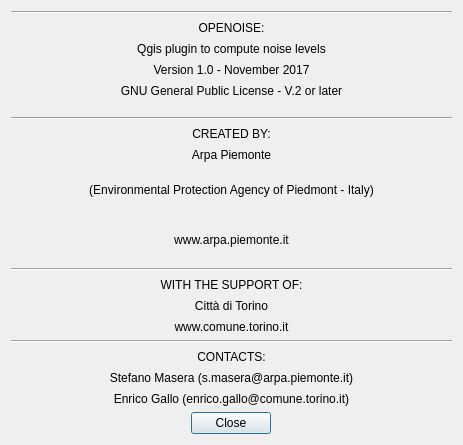
Above: tools/ui_Credits.ui from Arpapiemonte/openoise-map before the change. Below: the same form after it.
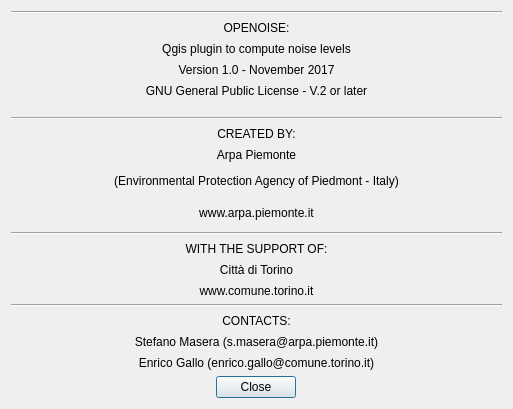
That is the form after the change.

Diff of the .ui file:
```diff
--- a/tools/ui_Credits.ui
+++ b/tools/ui_Credits.ui
@@ -6,8 +6,8 @@
    <rect>
     <x>0</x>
     <y>0</y>
-    <width>463</width>
-    <height>445</height>
+    <width>513</width>
+    <height>409</height>
    </rect>
   </property>
   <property name="sizePolicy">
```
